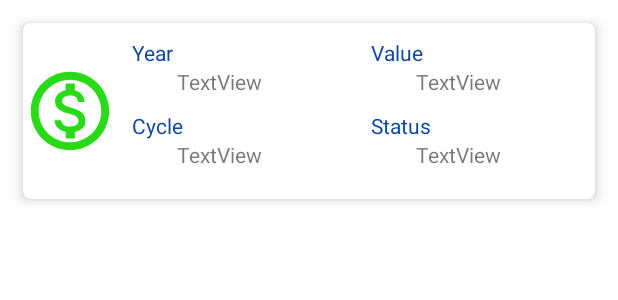
After one commit to baselmjnad/WaterAuthorityServices, an Android app: the layout invoice_item.xml on its own in the app's theme, with its tools: preview values and no code run, on a phone screen of 412 x 824 dp. The commit adds this screen. Shown: the top 300 px of the screen. Run offline under Robolectric (Android 15) with nearby library versions, the phone set to English and light mode, and no system bars.

Commit message:
5-6-2023

```diff
--- a/app/src/main/AndroidManifest.xml
+++ b/app/src/main/AndroidManifest.xml
@@ -15,6 +15,9 @@
         android:supportsRtl="true"
         android:theme="@style/Theme.WaterAuthorityServices"
         tools:targetApi="31">
+        <activity
+            android:name=".InvoicesActivity"
+            android:exported="false" />
         <activity
             android:name=".AttachSubscriptions"
             android:exported="false" />
--- /dev/null
+++ b/app/src/main/res/drawable/baseline_currency_exchange_24.xml
@@ -0,0 +1,5 @@
+<vector android:height="24dp" android:tint="#175BD9"
+    android:viewportHeight="24" android:viewportWidth="24"
+    android:width="24dp" xmlns:android="http://schemas.android.com/apk/res/android">
+    <path android:fillColor="@android:color/white" android:pathData="M12.89,11.1c-1.78,-0.59 -2.64,-0.96 -2.64,-1.9c0,-1.02 1.11,-1.39 1.81,-1.39c1.31,0 1.79,0.99 1.9,1.34l1.58,-0.67C15.39,8.03 14.72,6.56 13,6.24V5h-2v1.26C8.52,6.82 8.51,9.12 8.51,9.22c0,2.27 2.25,2.91 3.35,3.31c1.58,0.56 2.28,1.07 2.28,2.03c0,1.13 -1.05,1.61 -1.98,1.61c-1.82,0 -2.34,-1.87 -2.4,-2.09L8.1,14.75c0.63,2.19 2.28,2.78 2.9,2.96V19h2v-1.24c0.4,-0.09 2.9,-0.59 2.9,-3.22C15.9,13.15 15.29,11.93 12.89,11.1zM3,21H1v-6h6v2l-2.48,0c1.61,2.41 4.36,4 7.48,4c4.97,0 9,-4.03 9,-9h2c0,6.08 -4.92,11 -11,11c-3.72,0 -7.01,-1.85 -9,-4.67L3,21zM1,12C1,5.92 5.92,1 12,1c3.72,0 7.01,1.85 9,4.67L21,3h2v6h-6V7l2.48,0C17.87,4.59 15.12,3 12,3c-4.97,0 -9,4.03 -9,9H1z"/>
+</vector>
--- /dev/null
+++ b/app/src/main/res/drawable/notpaid.xml
@@ -0,0 +1,5 @@
+<vector android:height="24dp" android:tint="#EC2F12"
+    android:viewportHeight="24" android:viewportWidth="24"
+    android:width="24dp" xmlns:android="http://schemas.android.com/apk/res/android">
+    <path android:fillColor="@android:color/white" android:pathData="M12,2C6.48,2 2,6.48 2,12s4.48,10 10,10 10,-4.48 10,-10S17.52,2 12,2zM12,20c-4.41,0 -8,-3.59 -8,-8s3.59,-8 8,-8 8,3.59 8,8 -3.59,8 -8,8zM12.31,11.14c-1.77,-0.45 -2.34,-0.94 -2.34,-1.67 0,-0.84 0.79,-1.43 2.1,-1.43 1.38,0 1.9,0.66 1.94,1.64h1.71c-0.05,-1.34 -0.87,-2.57 -2.49,-2.97L13.23,5L10.9,5v1.69c-1.51,0.32 -2.72,1.3 -2.72,2.81 0,1.79 1.49,2.69 3.66,3.21 1.95,0.46 2.34,1.15 2.34,1.87 0,0.53 -0.39,1.39 -2.1,1.39 -1.6,0 -2.23,-0.72 -2.32,-1.64L8.04,14.33c0.1,1.7 1.36,2.66 2.86,2.97L10.9,19h2.34v-1.67c1.52,-0.29 2.72,-1.16 2.73,-2.77 -0.01,-2.2 -1.9,-2.96 -3.66,-3.42z"/>
+</vector>
--- /dev/null
+++ b/app/src/main/res/drawable/paid.xml
@@ -0,0 +1,5 @@
+<vector android:height="24dp" android:tint="#2AD917"
+    android:viewportHeight="24" android:viewportWidth="24"
+    android:width="24dp" xmlns:android="http://schemas.android.com/apk/res/android">
+    <path android:fillColor="@android:color/white" android:pathData="M12,2C6.48,2 2,6.48 2,12s4.48,10 10,10 10,-4.48 10,-10S17.52,2 12,2zM12,20c-4.41,0 -8,-3.59 -8,-8s3.59,-8 8,-8 8,3.59 8,8 -3.59,8 -8,8zM12.31,11.14c-1.77,-0.45 -2.34,-0.94 -2.34,-1.67 0,-0.84 0.79,-1.43 2.1,-1.43 1.38,0 1.9,0.66 1.94,1.64h1.71c-0.05,-1.34 -0.87,-2.57 -2.49,-2.97L13.23,5L10.9,5v1.69c-1.51,0.32 -2.72,1.3 -2.72,2.81 0,1.79 1.49,2.69 3.66,3.21 1.95,0.46 2.34,1.15 2.34,1.87 0,0.53 -0.39,1.39 -2.1,1.39 -1.6,0 -2.23,-0.72 -2.32,-1.64L8.04,14.33c0.1,1.7 1.36,2.66 2.86,2.97L10.9,19h2.34v-1.67c1.52,-0.29 2.72,-1.16 2.73,-2.77 -0.01,-2.2 -1.9,-2.96 -3.66,-3.42z"/>
+</vector>
--- a/app/src/main/res/layout/activity_user.xml
+++ b/app/src/main/res/layout/activity_user.xml
@@ -170,6 +170,7 @@
                     android:layout_width="130dp"
                     android:layout_height="130dp"
                     android:layout_marginRight="25dp"
+                    android:onClick="GotoMyBills"
                     app:icon="@drawable/twotone_monetization_on_24"
                     app:iconGravity="textStart"
                     app:iconSize="60dp" />
@@ -178,7 +179,7 @@
                     android:id="@+id/textView200"
                     android:layout_width="wrap_content"
                     android:layout_height="wrap_content"
-                    android:text="Bills inquiry" />
+                    android:text="My Invoices" />
             </LinearLayout>
 
             <LinearLayout
--- /dev/null
+++ b/app/src/main/res/layout/invoice_item.xml
@@ -0,0 +1,117 @@
+<?xml version="1.0" encoding="utf-8"?>
+<LinearLayout xmlns:android="http://schemas.android.com/apk/res/android"
+    xmlns:app="http://schemas.android.com/apk/res-auto"
+    android:layout_width="match_parent"
+    android:layout_height="wrap_content"
+    android:orientation="horizontal">
+
+    <androidx.cardview.widget.CardView
+        android:layout_width="0dp"
+        android:layout_height="match_parent"
+        android:layout_margin="15dp"
+        android:layout_weight="4"
+        app:cardCornerRadius="5dp"
+
+        app:cardElevation="5dp">
+
+        <LinearLayout
+            android:layout_width="match_parent"
+            android:layout_height="wrap_content"
+            android:baselineAligned="true"
+            android:orientation="horizontal">
+
+            <LinearLayout
+                android:layout_width="wrap_content"
+                android:layout_height="match_parent"
+                android:layout_weight="3"
+                android:orientation="vertical">
+
+                <ImageView
+                    android:id="@+id/ivItemImage1"
+                    android:layout_width="match_parent"
+                    android:layout_height="match_parent"
+                    app:srcCompat="@drawable/paid" />
+            </LinearLayout>
+
+            <LinearLayout
+                android:layout_width="wrap_content"
+                android:layout_height="match_parent"
+                android:layout_weight="4"
+                android:orientation="vertical"
+                android:padding="10dp">
+
+                <TextView
+                    android:id="@+id/textView1911"
+                    android:layout_width="match_parent"
+                    android:layout_height="wrap_content"
+                    android:text="Year"
+                    android:textColor="@color/purple_500" />
+
+                <TextView
+                    android:id="@+id/tvItemYear"
+                    android:layout_width="match_parent"
+                    android:layout_height="wrap_content"
+                    android:layout_marginLeft="30dp"
+                    android:layout_marginBottom="10dp"
+                    android:text="TextView" />
+
+                <TextView
+                    android:id="@+id/textView2111"
+                    android:layout_width="match_parent"
+                    android:layout_height="wrap_content"
+                    android:text="Cycle"
+                    android:textColor="@color/purple_500" />
+
+                <TextView
+                    android:id="@+id/tvItemCycle"
+                    android:layout_width="match_parent"
+                    android:layout_height="wrap_content"
+                    android:layout_marginLeft="30dp"
+                    android:layout_marginBottom="10dp"
+                    android:text="TextView" />
+
+            </LinearLayout>
+
+            <LinearLayout
+                android:layout_width="wrap_content"
+                android:layout_height="match_parent"
+                android:layout_weight="4"
+                android:orientation="vertical"
+                android:padding="10dp">
+
+                <TextView
+                    android:id="@+id/textView1912"
+                    android:layout_width="match_parent"
+                    android:layout_height="wrap_content"
+                    android:text="Value"
+                    android:textColor="@color/purple_500" />
+
+                <TextView
+                    android:id="@+id/tvItemValue"
+                    android:layout_width="match_parent"
+                    android:layout_height="wrap_content"
+                    android:layout_marginLeft="30dp"
+                    android:layout_marginBottom="10dp"
+                    android:text="TextView" />
+
+                <TextView
+                    android:id="@+id/textView2112"
+                    android:layout_width="match_parent"
+                    android:layout_height="wrap_content"
+                    android:text="Status"
+                    android:textColor="@color/purple_500" />
+
+                <TextView
+                    android:id="@+id/tvItemStatus"
+                    android:layout_width="match_parent"
+                    android:layout_height="wrap_content"
+                    android:layout_marginLeft="30dp"
+                    android:layout_marginBottom="10dp"
+                    android:text="TextView" />
+
+            </LinearLayout>
+
+        </LinearLayout>
+    </androidx.cardview.widget.CardView>
+
+</LinearLayout>
```
Also changed, not shown: app/src/main/java/Classes/Invoice.java (added, +59 -0 lines), app/src/main/java/Classes/InvoicesListAdaptor.java (added, +54 -0 lines), app/src/main/java/com/example/waterauthorityservices/InvoicesActivity.java (added, +103 -0 lines), app/src/main/java/com/example/waterauthorityservices/MySubscriptions.java (+18 -7 lines), app/src/main/java/com/example/waterauthorityservices/UserActivity.java (+10 -0 lines), app/src/main/res/layout/activity_invoices.xml (added, +66 -0 lines).
